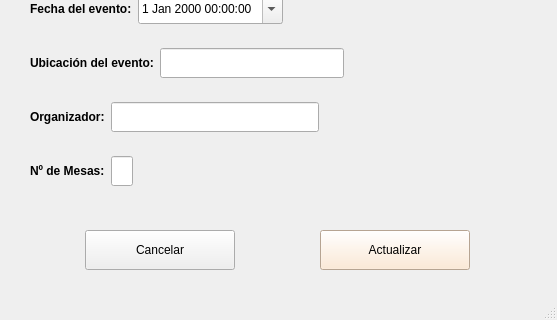
First picture: the form in src/ui/ActualizarEvento.ui, repository IvanJesusCorbalanPascual/Gestor-de-Eventos, before the edit; both pictures show x 0 to 557 and y 181 to 501 of the 557 by 501 pixel window.
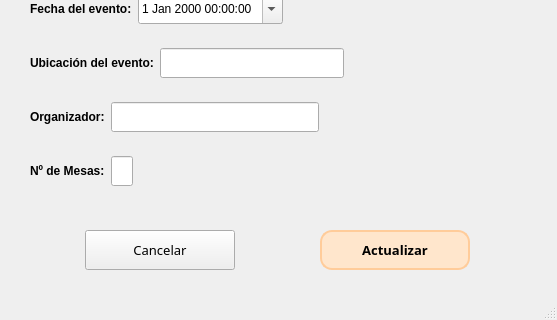
Second picture: the form after the edit.

```diff
--- a/src/ui/ActualizarEvento.ui
+++ b/src/ui/ActualizarEvento.ui
@@ -336,6 +336,12 @@
           <height>16777215</height>
          </size>
         </property>
+        <property name="font">
+         <font>
+          <family>Alef</family>
+          <pointsize>10</pointsize>
+         </font>
+        </property>
         <property name="cursor">
          <cursorShape>PointingHandCursor</cursorShape>
         </property>
@@ -361,12 +367,26 @@
           <height>16777215</height>
          </size>
         </property>
+        <property name="font">
+         <font>
+          <family>Alef</family>
+          <pointsize>10</pointsize>
+          <weight>75</weight>
+          <bold>true</bold>
+         </font>
+        </property>
         <property name="cursor">
          <cursorShape>PointingHandCursor</cursorShape>
         </property>
         <property name="styleSheet">
          <string notr="true">QWidget {
     background-color: rgb(255, 230, 204); /* Un naranja muy pálido o melocotón claro */
+border-radius: 12px; /* Bordes Redondeados para todos los botones */
+	border: 2px solid #FFCC9A; /* Borde sutil */
+font-weight: bold;
+}
+QPushButton#btnPopupActualizarEvento:hover {
+    background-color: #FFCC9A; 
 }</string>
         </property>
         <property name="text">
```
Left out of the diff: 2 changed lines with no effect on the pictures.
